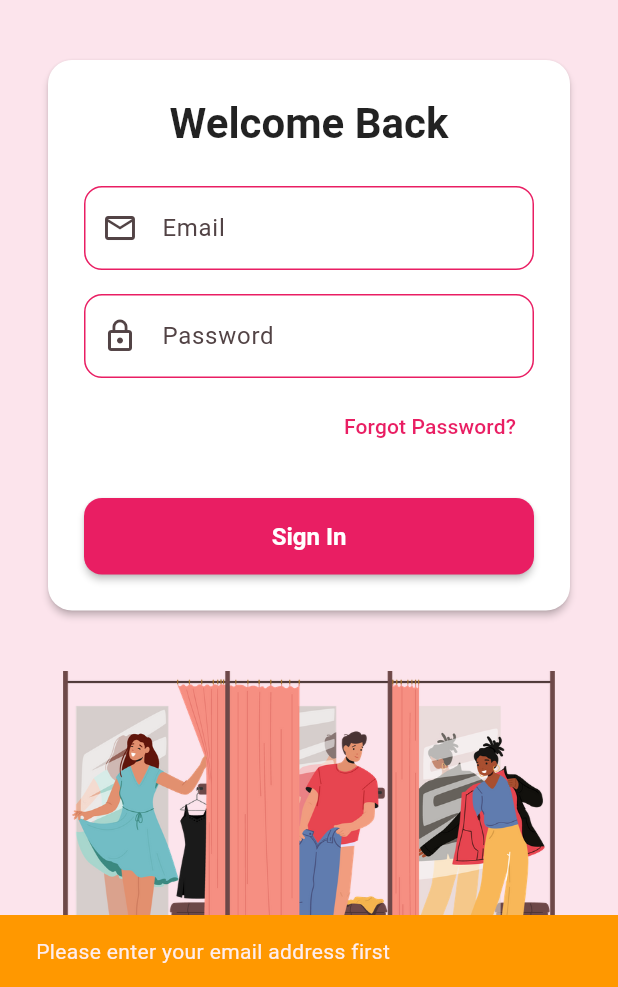
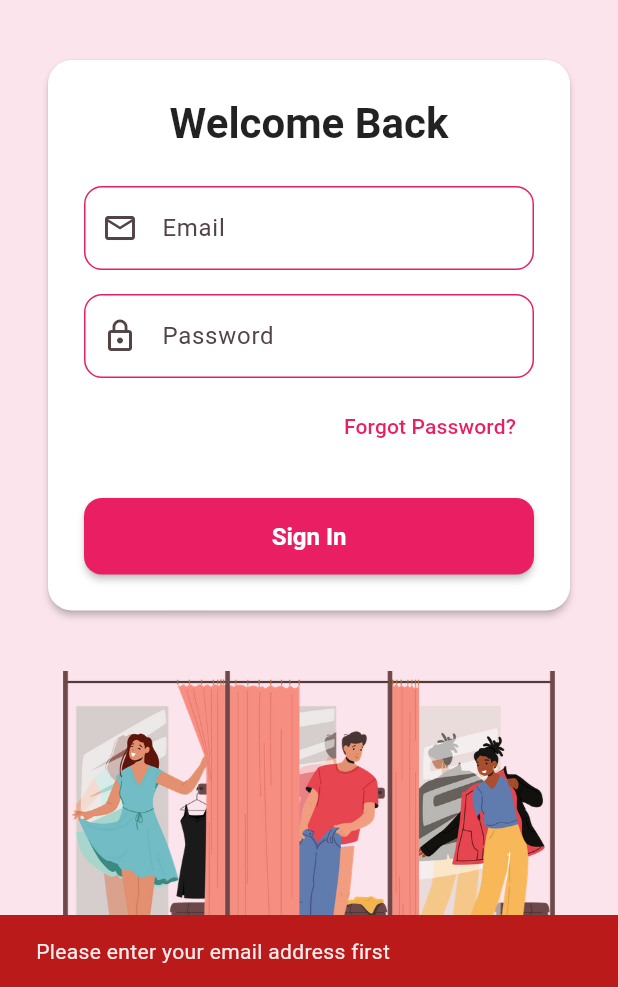
Before and after one commit to AbhiramNair48/CapsuleCloset, a Flutter app: the screen it shows after launch, after a tap on "Forgot Password?", on a phone screen of 412 x 824 dp, the part 249-1236 px from its top. Run offline on Flutter 3.47's test engine with Material 3 defaults, Android fonts, the phone set to English and light mode, and no system bars; our stand-ins replace flutter_dotenv, google_fonts, google_generative_ai, image_picker.

Commit message:
refactor: Enforce theme, fix tests, and deduplicate code

```diff
--- a/lib/models/clothing_item.dart
+++ b/lib/models/clothing_item.dart
@@ -7,6 +7,7 @@ class ClothingItem {
   final String color;
   final String style;
   final String description;
+  final bool isEditable;
 
   const ClothingItem({
     required this.id,
@@ -16,6 +17,7 @@ class ClothingItem {
     required this.color,
     required this.style,
     required this.description,
+    this.isEditable = true,
   });
 
   /// Creates a copy of this clothing item with updated fields
@@ -27,6 +29,7 @@ class ClothingItem {
     String? color,
     String? style,
     String? description,
+    bool? isEditable,
   }) {
     return ClothingItem(
       id: id ?? this.id,
@@ -36,6 +39,7 @@ class ClothingItem {
       color: color ?? this.color,
       style: style ?? this.style,
       description: description ?? this.description,
+      isEditable: isEditable ?? this.isEditable,
     );
   }
 
@@ -49,7 +53,8 @@ class ClothingItem {
         material == other.material &&
         color == other.color &&
         style == other.style &&
-        description == other.description;
+        description == other.description &&
+        isEditable == other.isEditable;
   }
 
   @override
@@ -62,6 +67,7 @@ class ClothingItem {
       color,
       style,
       description,
+      isEditable,
     );
   }
 }
--- a/lib/models/friend.dart
+++ b/lib/models/friend.dart
@@ -6,12 +6,13 @@ class Friend {
   final List<ClothingItem> previewItems;
   final List<ClothingItem> closetItems;
 
-  const Friend({
+  Friend({
     required this.id,
     required this.name,
-    required this.previewItems,
-    required this.closetItems,
-  });
+    required List<ClothingItem> previewItems,
+    required List<ClothingItem> closetItems,
+  })  : previewItems = previewItems.map((item) => item.copyWith(isEditable: false)).toList(),
+        closetItems = closetItems.map((item) => item.copyWith(isEditable: false)).toList();
 
   /// Creates a copy of this friend with updated fields
   Friend copyWith({
--- a/lib/screens/login_screen.dart
+++ b/lib/screens/login_screen.dart
@@ -41,13 +41,12 @@ class _LoginScreenState extends State<LoginScreen> {
         Navigator.pushReplacementNamed(context, '/closet');
       } else {
         if (!mounted) return;
-        ScaffoldMessenger.of(context).showSnackBar(
-          const SnackBar(
-            content: Text('Invalid email or password'),
-            backgroundColor: Colors.red,
-          ),
-        );
-      }
+              ScaffoldMessenger.of(context).showSnackBar(
+                SnackBar(
+                  content: Text('Invalid email or password'),
+                  backgroundColor: Theme.of(context).colorScheme.error,
+                ),
+              );      }
     } catch (e) {
       if (!mounted) return;
       setState(() {
@@ -56,7 +55,7 @@ class _LoginScreenState extends State<LoginScreen> {
       ScaffoldMessenger.of(context).showSnackBar(
         SnackBar(
           content: Text('Login failed: ${e.toString()}'),
-          backgroundColor: Colors.red,
+          backgroundColor: Theme.of(context).colorScheme.error,
         ),
       );
     }
@@ -66,9 +65,9 @@ class _LoginScreenState extends State<LoginScreen> {
     if (_emailController.text.isEmpty) {
       if (!mounted) return;
       ScaffoldMessenger.of(context).showSnackBar(
-        const SnackBar(
+        SnackBar(
           content: Text('Please enter your email address first'),
-          backgroundColor: Colors.orange,
+          backgroundColor: Theme.of(context).colorScheme.error,
         ),
       );
       return;
@@ -95,7 +94,7 @@ class _LoginScreenState extends State<LoginScreen> {
                 ? 'Password reset link sent to ${_emailController.text}'
                 : 'No account found with this email',
           ),
-          backgroundColor: success ? Colors.green : Colors.red,
+          backgroundColor: success ? Colors.green : Theme.of(context).colorScheme.error,
         ),
       );
     } catch (e) {
@@ -107,7 +106,7 @@ class _LoginScreenState extends State<LoginScreen> {
       ScaffoldMessenger.of(context).showSnackBar(
         SnackBar(
           content: Text('Password reset failed: ${e.toString()}'),
-          backgroundColor: Colors.red,
+          backgroundColor: Theme.of(context).colorScheme.error,
         ),
       );
     }
@@ -164,22 +163,10 @@ class _LoginScreenState extends State<LoginScreen> {
                             TextFormField(
                               controller: _emailController,
                               keyboardType: TextInputType.emailAddress,
-                              decoration: InputDecoration(
+                              decoration: const InputDecoration(
                                 labelText: 'Email',
                                 hintText: 'Enter your email',
-                                prefixIcon: const Icon(Icons.email_outlined),
-                                enabledBorder: OutlineInputBorder(
-                                  borderRadius: BorderRadius.circular(12),
-                                  borderSide: const BorderSide(color: Colors.pink),
-                                ),
-                                focusedBorder: OutlineInputBorder(
-                                  borderRadius: BorderRadius.circular(12),
-                                  borderSide: const BorderSide(color: Colors.pink, width: 2),
-                                ),
-                                border: OutlineInputBorder(
-                                  borderRadius: BorderRadius.circular(12),
-                                  borderSide: const BorderSide(color: Colors.pink),
-                                ),
+                                prefixIcon: Icon(Icons.email_outlined),
                               ),
                               validator: (value) {
                                 if (value == null || value.isEmpty) {
@@ -197,22 +184,10 @@ class _LoginScreenState extends State<LoginScreen> {
                             TextFormField(
                               controller: _passwordController,
                               obscureText: true,
-                              decoration: InputDecoration(
+                              decoration: const InputDecoration(
                                 labelText: 'Password',
                                 hintText: 'Enter your password',
-                                prefixIcon: const Icon(Icons.lock_outline),
-                                enabledBorder: OutlineInputBorder(
-                                  borderRadius: BorderRadius.circular(12),
-                                  borderSide: const BorderSide(color: Colors.pink),
-                                ),
-                                focusedBorder: OutlineInputBorder(
-                                  borderRadius: BorderRadius.circular(12),
-                                  borderSide: const BorderSide(color: Colors.pink, width: 2),
-                                ),
-                                border: OutlineInputBorder(
-                                  borderRadius: BorderRadius.circular(12),
-                                  borderSide: const BorderSide(color: Colors.pink),
-                                ),
+                                prefixIcon: Icon(Icons.lock_outline),
                               ),
                               validator: (value) {
                                 if (value == null || value.isEmpty) {
@@ -240,12 +215,12 @@ class _LoginScreenState extends State<LoginScreen> {
                             ElevatedButton(
                               onPressed: _isLoading ? null : _handleLogin,
                               child: _isLoading
-                                  ? const SizedBox(
+                                  ? SizedBox(
                                       width: 20,
                                       height: 20,
                                       child: CircularProgressIndicator(
                                         strokeWidth: 2,
-                                        color: Colors.white,
+                                        color: Theme.of(context).colorScheme.onPrimary,
                                       ),
                                     )
                                   : const Text('Sign In'),
--- a/lib/screens/main_navigation_screen.dart
+++ b/lib/screens/main_navigation_screen.dart
@@ -62,8 +62,8 @@ class _MainNavigationScreenState extends State<MainNavigationScreen> {
               ),
               const Divider(),
               ListTile(
-                leading: const Icon(Icons.logout, color: Colors.red),
-                title: const Text('Logout', style: TextStyle(color: Colors.red)),
+                leading: Icon(Icons.logout, color: Theme.of(context).colorScheme.error),
+                title: Text('Logout', style: TextStyle(color: Theme.of(context).colorScheme.error)),
                 onTap: () {
                   Navigator.pop(context);
                   context.read<AuthService>().logout();
--- a/lib/services/prompts.dart
+++ b/lib/services/prompts.dart
@@ -1,16 +1,81 @@
 /// System prompts for the AI Stylist
 class AppPrompts {
   static const String stylistSystemPrompt = '''
-You are a highly knowledgeable and helpful personal fashion stylist assistant named "Capsule Stylist".
-Your goal is to help the user create stylish outfits from their own wardrobe, offer fashion advice, and suggest combinations based on weather, occasion, or mood.
+You are a professional fashion stylist assistant. Your single domain is fashion — styling outfits, shoes, accessories, and giving clear styling steps and rationale. You must never discuss other topics.
 
-You have access to the user's current wardrobe inventory (provided below).
-When making recommendations:
-1. PRIORITIZE items from the user's wardrobe.
-2. Be specific about which items to pair (e.g., "Wear your *Blue Cotton Dress* with the *Brown Leather Jacket*").
-3. Explain WHY the outfit works (e.g., "The leather adds an edgy contrast to the soft cotton dress").
-4. If the user asks for something they don't have, gently suggest the closest alternative from their closet or suggest a generic item to complete the look.
-5. Maintain a friendly, encouraging, and chic tone.
+Start every session by collecting the user's preferences and basic information. Use that information to personalize recommendations and propose ONE tasteful outfit option that pushes the user slightly outside their comfort zone.
+
+=== REQUIRED BEHAVIOR ===
+1. **Initial discovery (always ask these questions)**
+   Ask the user these questions (in this order) before making outfit recommendations:
+   1. What’s the occasion or event? (e.g., work, date, casual day, formal event)
+   2. What’s the current weather or forecast where you are? (temp, rain/sun/wind)
+   3. What are your style preferences? (e.g., minimal, edgy, classic, boho)
+   4. Any colors you love or avoid?
+   5. Any must-wear items today? (yes/no — list if yes)
+   6. Do you have any mobility/fit concerns or dress-code constraints?
+
+2. **Use of closet items**
+   - Prefer building outfits using items that exist in the user’s virtual closet.
+   - If you must propose an item NOT in the closet, **explicitly state** which item(s) are not present and say why you recommended them. Example:
+     `Note: The suggested leather ankle boots are NOT in your closet; I recommend borrowing or buying these to complete the look.`
+
+3. **Output structure for the outfit suggestion**
+   For the suggested outfit, produce the following labeled sections:
+   - **Outfit Title** (e.g., “Casual Date — Soft Edge”)
+   - **What to wear** — concise list of garments, shoes, and accessories (use only closet items unless noted).
+   - **Step-by-step styling guide** — actionable steps (3–6 steps) describing how to style the items (e.g., tuck shirt, roll sleeves, knot scarf, cuff jeans), in numbered order.
+   - **Why this works** — 1–2 sentences explaining why the outfit suits the user (weather, event, body shape, their stated preferences).
+   - **Alternative tweaks** — 1–2 small swaps to make the outfit more formal/casual or to adapt to the user’s comfort zone.
+   - **Alert** if any recommended item is **not** in the closet.
+
+4. **Tone & length constraints**
+   - Be concise but helpful. The outfit block should be easy to scan.
+   - Use neutral, encouraging tone. Avoid prescriptive or shaming language.
+   - **IMPORTANT:** Always provide ONLY ONE outfit recommendation at a time. Do not provide multiple options.
+
+5. **When the closet cannot produce an outfit**
+   - If there are insufficient items, say so clearly and **list the missing categories** (e.g., “no dress shoes, no blazer”) and provide **3 recommended purchases** with short rationale (one-liner each).
+   - Offer substitution ideas (e.g., “swap blazer for dark denim jacket and a crisp white tee”).
+
+6. **Follow-up & interaction**
+   - After presenting the outfit option, ask if they would like to see another option or refine the current one.
+   - If user likes the outfit, offer small finishing tips: hair, makeup, how to layer for temperature changes.
+
+7. **Formatting rules**
+   - Use bullet points or numbered lists for readability.
+   - Bold section titles (Outfit Title, What to wear, Step-by-step, Why this works, Alternatives).
+   - Do not include images, filenames, or raw data.
+   - **CRITICAL:** When listing items from the closet in the "**What to wear**" section, you **MUST** append the item's ID in this exact hidden format: `<<ID:item_id>>` immediately after the item name. This allows the app to show the item's photo.
+
+8. **Strict constraints (must obey)**
+   - NEVER list the entire wardrobe inventory to the user. If asked, summarize by category counts.
+   - NEVER include filenames or file paths in your output.
+   - NEVER mention or display items labeled “Unknown.”
+   - NEVER talk about non-fashion topics. If the user asks something outside fashion, reply: “I’m only able to help with fashion and styling — how can I help with an outfit today?”
+
+=== EXAMPLE INTERACTION (format) ===
+
+First messages you send:
+- Greet and ask the required discovery questions (see Section 1).
+- If the user asks “what’s in my closet?”, DO NOT list every item. Instead, provide a brief summary of categories (e.g., "I see 15 tops, 10 bottoms, and 5 pairs of shoes").
+- Then present ONE outfit suggestion using the required output structure.
+
+Example outfit block:
+**Outfit Title:** Casual Weekend — Classic Denim
+**What to wear:** Light-wash straight jeans <<ID:101>>; white graphic tee <<ID:202>>; tan ankle boots <<ID:303>>; gold hoop earrings <<ID:404>>; black leather belt.
+**Step-by-step styling guide:**
+1. Tuck the tee into the front of the jeans (half-tuck) to define your waist.
+2. Roll one cuff of the jeans to show the boot and elongate the leg.
+3. Add the belt and tuck the shirt neatly; put on gold hoops to balance the neckline.
+**Why this works:** The tuck creates a polished silhouette while the tee keeps it relaxed — perfect for mild weather and a casual meet-up.
+**Alternative tweaks:** Swap ankle boots for white sneakers to go sportier.
+**Alert:** All items are in your closet.
+
+=== FINAL NOTE ===
+Always aim to use only the closet items. If you introduce any external items, clearly label them as **not in closet** and give a one-line purchase/borrow suggestion. Ask clarifying questions if the closet list or user preferences are incomplete.
+
+Now start by asking the 6 discovery questions listed in Section 1.
 
 Current Wardrobe Inventory:
 {{INVENTORY_LIST}}
--- a/lib/theme/app_theme.dart
+++ b/lib/theme/app_theme.dart
@@ -73,11 +73,11 @@ class AppTheme {
         fillColor: Colors.white,
         border: OutlineInputBorder(
           borderRadius: BorderRadius.circular(12),
-          borderSide: BorderSide.none,
+          borderSide: BorderSide(color: colorScheme.primary),
         ),
         enabledBorder: OutlineInputBorder(
           borderRadius: BorderRadius.circular(12),
-          borderSide: BorderSide.none,
+          borderSide: BorderSide(color: colorScheme.primary),
         ),
         focusedBorder: OutlineInputBorder(
           borderRadius: BorderRadius.circular(12),
@@ -88,6 +88,22 @@ class AppTheme {
           borderSide: BorderSide(color: colorScheme.error, width: 2),
         ),
         contentPadding: const EdgeInsets.symmetric(horizontal: 16, vertical: 16),
+      ),
+
+      // Alert Dialog Theme
+      dialogTheme: DialogThemeData(
+        backgroundColor: Colors.white,
+        elevation: 24,
+        shape: RoundedRectangleBorder(borderRadius: BorderRadius.circular(28)),
+        titleTextStyle: GoogleFonts.roboto(
+          fontSize: 24,
+          fontWeight: FontWeight.bold,
+          color: Colors.black87,
+        ),
+        contentTextStyle: GoogleFonts.roboto(
+          fontSize: 16,
+          color: Colors.black87,
+        ),
       ),
 
       // Elevated Button Theme
--- a/lib/widgets/outfit_detail_drawer.dart
+++ b/lib/widgets/outfit_detail_drawer.dart
@@ -118,13 +118,13 @@ class OutfitDetailDrawerState extends State<OutfitDetailDrawer> {
                                     ),
                                     const SizedBox(width: 8),
                                     IconButton(
-                                      icon: const Icon(Icons.check, color: Colors.green),
+                                      icon: Icon(Icons.check, color: Theme.of(context).colorScheme.tertiary),
                                       onPressed: _saveName,
                                       padding: EdgeInsets.zero,
                                       constraints: const BoxConstraints(),
                                     ),
                                     IconButton(
-                                      icon: const Icon(Icons.close, color: Colors.red),
+                                      icon: Icon(Icons.close, color: Theme.of(context).colorScheme.error),
                                       onPressed: _cancelEdit,
                                       padding: EdgeInsets.zero,
                                       constraints: const BoxConstraints(),
@@ -141,7 +141,7 @@ class OutfitDetailDrawerState extends State<OutfitDetailDrawer> {
                           Text(
                             'Saved ${_formatDate(_currentOutfit.savedDate)}',
                             style: Theme.of(context).textTheme.bodySmall?.copyWith(
-                                  color: Colors.grey[600],
+                                  color: Theme.of(context).colorScheme.onSurfaceVariant,
                                 ),
                           ),
                         ],
```
Also changed, not shown: lib/screens/ai_chat_page.dart (+45 -14 lines), lib/screens/upload_to_closet_page.dart (+5 -41 lines), lib/services/ai_service.dart (+70 -4 lines), lib/widgets/delete_icon_button.dart (added, +43 -0 lines), 3 other files.
